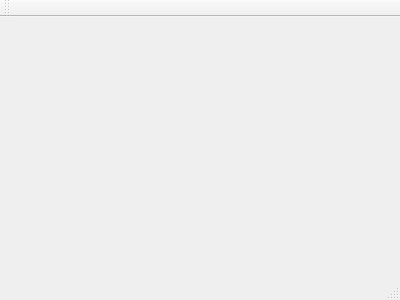
Before: the Qt Designer form SerialTerminal/mainwindow.ui in Dodo17sky/Qt, drawn with Qt 5.
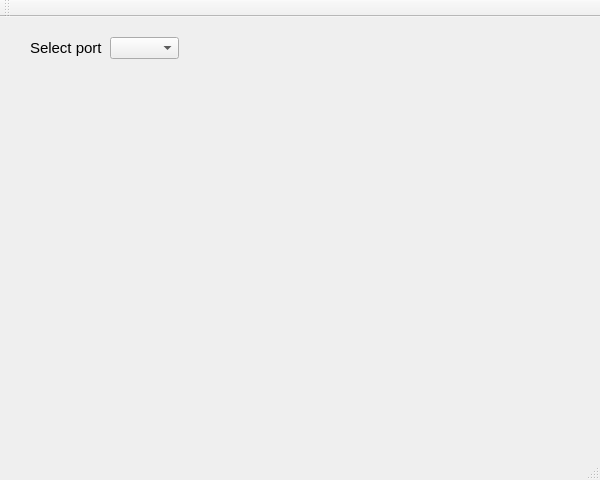
After: the same form once the commit is applied.

Commit message: SerialTerminal: check for available ports

```diff
--- a/SerialTerminal/mainwindow.ui
+++ b/SerialTerminal/mainwindow.ui
@@ -1,24 +1,68 @@
 <ui version="4.0">
  <class>MainWindow</class>
- <widget class="QMainWindow" name="MainWindow" >
-  <property name="geometry" >
+ <widget class="QMainWindow" name="MainWindow">
+  <property name="geometry">
    <rect>
     <x>0</x>
     <y>0</y>
-    <width>400</width>
-    <height>300</height>
+    <width>600</width>
+    <height>480</height>
    </rect>
   </property>
   <property name="windowTitle" >
    <string>MainWindow</string>
   </property>
-  <widget class="QMenuBar" name="menuBar" />
-  <widget class="QToolBar" name="mainToolBar" />
-  <widget class="QWidget" name="centralWidget" />
-  <widget class="QStatusBar" name="statusBar" />
+  <widget class="QWidget" name="centralWidget">
+   <widget class="QLabel" name="labelPortSelect">
+    <property name="geometry">
+     <rect>
+      <x>30</x>
+      <y>20</y>
+      <width>81</width>
+      <height>21</height>
+     </rect>
+    </property>
+    <property name="font">
+     <font>
+      <pointsize>11</pointsize>
+     </font>
+    </property>
+    <property name="text">
+     <string>Select port</string>
+    </property>
+   </widget>
+   <widget class="QComboBox" name="cboxPortList">
+    <property name="geometry">
+     <rect>
+      <x>110</x>
+      <y>20</y>
+      <width>69</width>
+      <height>22</height>
+     </rect>
+    </property>
+   </widget>
+  </widget>
+  <widget class="QMenuBar" name="menuBar">
+   <property name="geometry">
+    <rect>
+     <x>0</x>
+     <y>0</y>
+     <width>600</width>
+     <height>21</height>
+    </rect>
+   </property>
+  </widget>
+  <widget class="QToolBar" name="mainToolBar">
+   <attribute name="toolBarArea">
+    <enum>TopToolBarArea</enum>
+   </attribute>
+   <attribute name="toolBarBreak">
+    <bool>false</bool>
+   </attribute>
+  </widget>
+  <widget class="QStatusBar" name="statusBar"/>
  </widget>
- <layoutDefault spacing="6" margin="11" />
- <pixmapfunction></pixmapfunction>
+ <layoutdefault spacing="6" margin="11"/>
  <resources/>
  <connections/>
 </ui>
```
Left out of the diff: 3 changed lines with no effect on the pictures. The commit also changes 3 other files.
